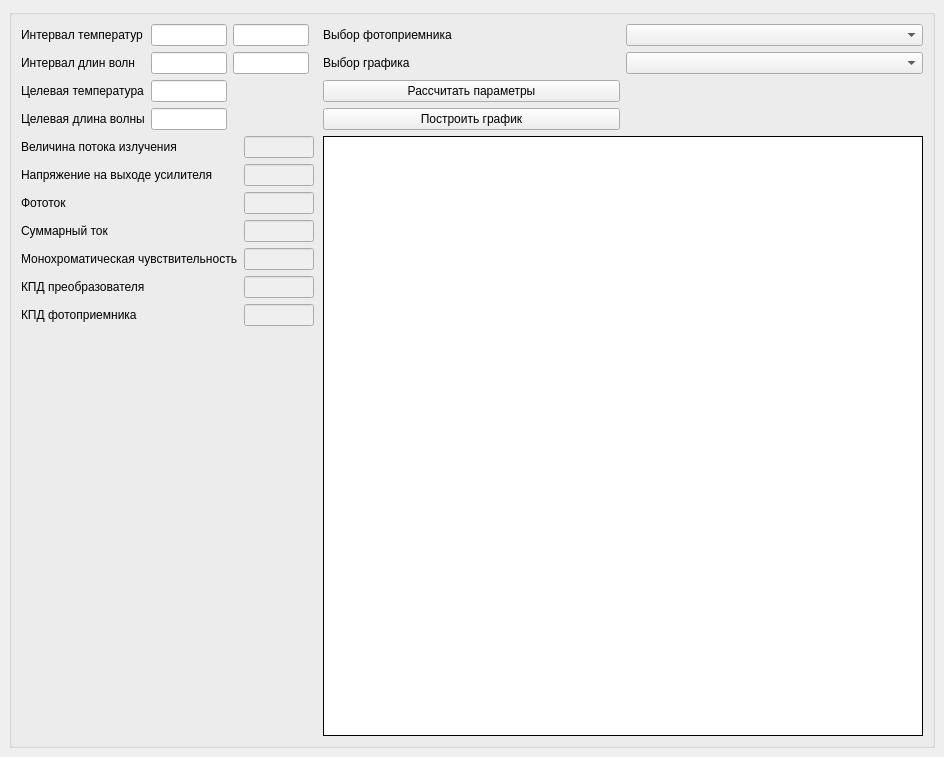
Before: the Qt Designer form DIPLOM_GUI/ADSS.ui in alexTormentor/SpectralAnalyze, drawn with Qt 5.
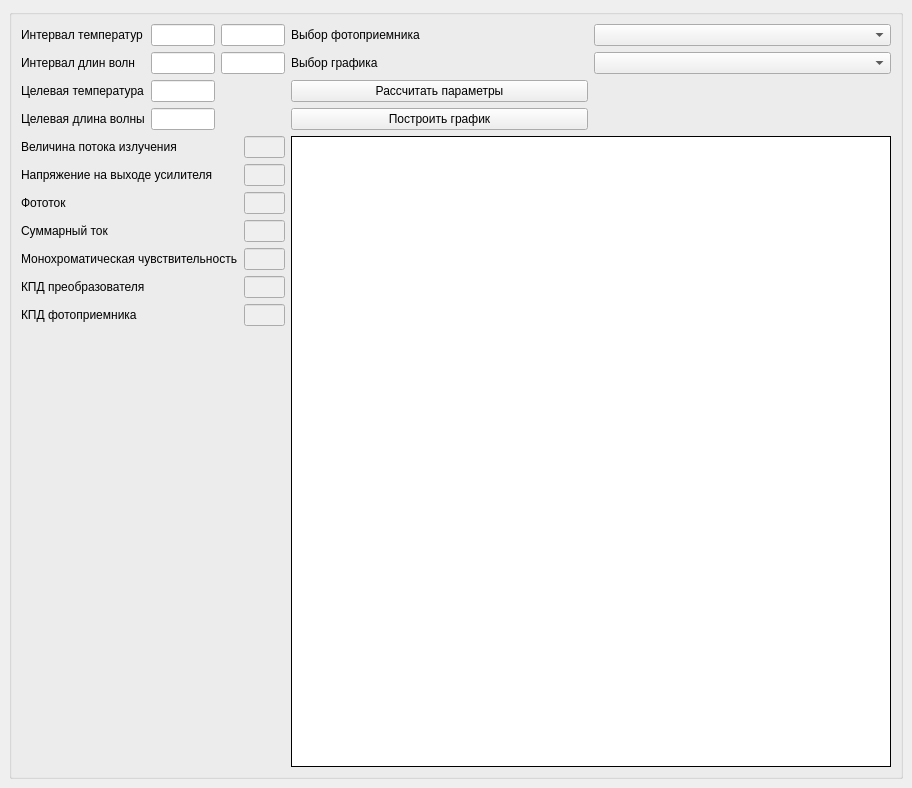
After: the same form once the commit is applied.

The edit to the form file:
```diff
--- a/DIPLOM_GUI/ADSS.ui
+++ b/DIPLOM_GUI/ADSS.ui
@@ -6,8 +6,8 @@
    <rect>
     <x>0</x>
     <y>0</y>
-    <width>944</width>
-    <height>755</height>
+    <width>912</width>
+    <height>788</height>
    </rect>
   </property>
   <property name="windowTitle">
@@ -16,7 +16,7 @@
   <widget class="QWidget" name="centralwidget">
    <layout class="QGridLayout" name="gridLayout_5">
     <item row="0" column="0">
-     <widget class="QGroupBox" name="">
+     <widget class="QGroupBox" name="groupBox">
       <layout class="QGridLayout" name="gridLayout_4">
        <item row="0" column="1">
         <layout class="QGridLayout" name="gridLayout_3">
```
Left out of the diff: 160 changed lines with no effect on the pictures.
